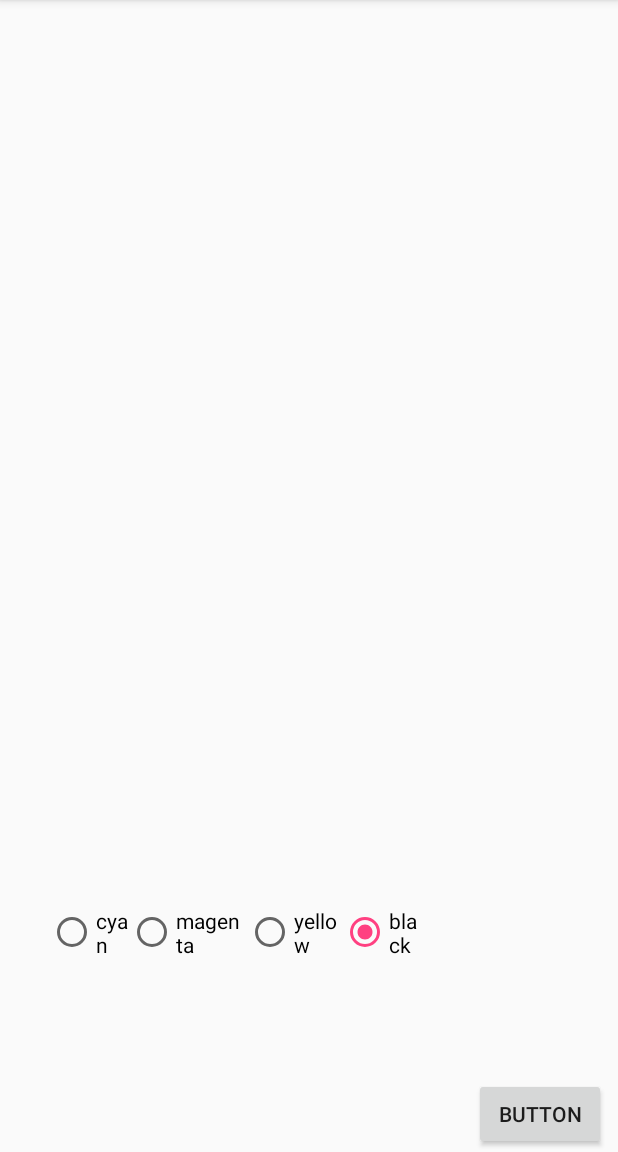
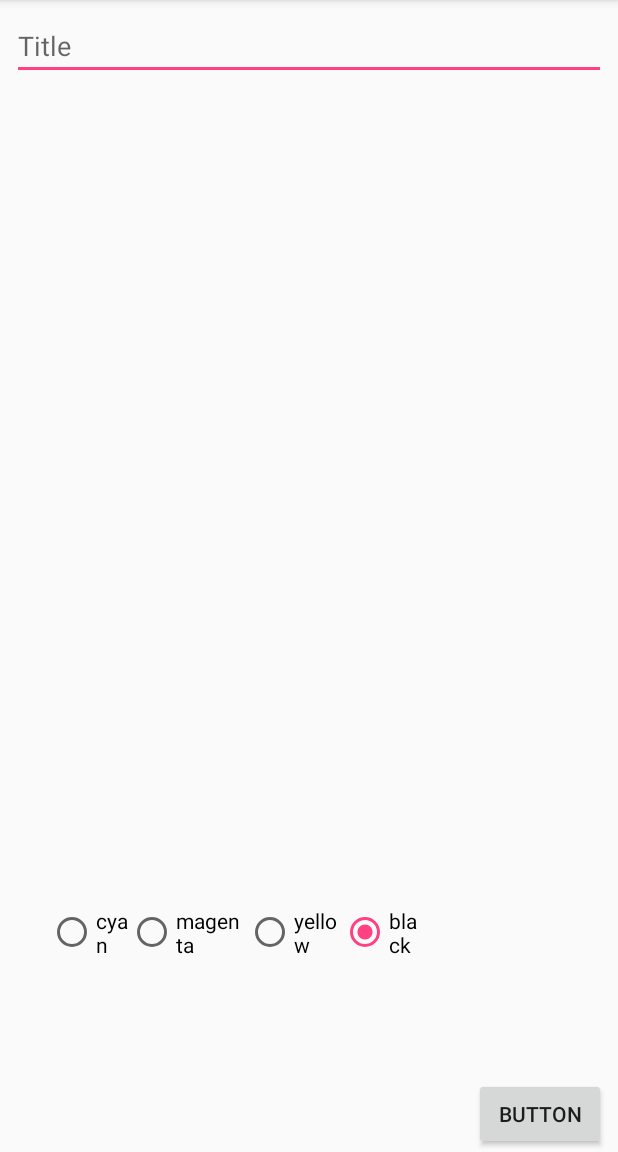
Before and after one commit to JisangYou/ADS_Android_MemoWithRecyclerViewAndORM, an Android app: the screen it shows after launch (DrawActivity), after a tap on "BUTTON", on a phone screen of 412 x 824 dp, the part 84-1236 px from its top. Run offline under Robolectric (Android 15) with nearby library versions, the phone set to English and light mode, and no system bars; libraries missing offline, so code that uses them is left out: com.j256.ormlite; 3 statements that could not run were skipped.

Commit message:
second commit

```diff
--- a/src/main/java/orgs/androidtown/androidmemoorm/CustomAdapter.java
+++ b/src/main/java/orgs/androidtown/androidmemoorm/CustomAdapter.java
@@ -1,5 +1,6 @@
 package orgs.androidtown.androidmemoorm;
 
+import android.content.Intent;
 import android.support.v7.widget.RecyclerView;
 import android.view.LayoutInflater;
 import android.view.View;
@@ -18,10 +19,9 @@ public class CustomAdapter extends RecyclerView.Adapter<CustomAdapter.Holder>{
     // 1. 데이터 저장소
     private List<PicNote> data;
 
-    public void setData(List<PicNote> data){ //만약에 setData메소드가 호출되고,List<PicNote> data로 들어온 것을
-        this.data = data;// 여기 데이터를 사용해라~라는 의미
+    public void setData(List<PicNote> data){
+        this.data = data;
     }
-
     // 2. 개수
     @Override
     public int getItemCount() { // 목록의 전체 길이를 결정
@@ -42,23 +42,36 @@ public class CustomAdapter extends RecyclerView.Adapter<CustomAdapter.Holder>{
     @Override
     public void onBindViewHolder(Holder holder, int position) {
         // 1. 데이터저장소에 객체단위로 꺼내둔다
-        PicNote picNote = data.get(position); // 포지션으로 꺼냄
+        PicNote picNote = data.get(position);
         // 2. 홀더에 있는 위젯에 값을 입력한다.
         holder.setTitle(picNote.getTitle());
+        holder.setFilename(picNote.getBitmap());
     }
-
-
-
 
     // 0. 홀더 만들기
     public class Holder extends RecyclerView.ViewHolder{
+        private String filename;
         private TextView textTitle;
+
         public Holder(View itemView) {
             super(itemView);
             textTitle = itemView.findViewById(R.id.textTitle);
+            itemView.setOnClickListener(new View.OnClickListener() {
+                @Override
+                public void onClick(View view) {
+                    Intent intent = new Intent(view.getContext(), DetailActivity.class);
+                    intent.putExtra("title", textTitle.getText());
+                    intent.putExtra("filename", filename);
+
+                    view.getContext().startActivity(intent);
+                }
+            });
         }
         public void setTitle(String title){
             textTitle.setText(title);
         }
+        public void setFilename(String filename){
+            this.filename = filename;
+        }
     }
 }
--- a/src/main/java/orgs/androidtown/androidmemoorm/DrawView.java
+++ b/src/main/java/orgs/androidtown/androidmemoorm/DrawView.java
@@ -56,24 +56,7 @@ public class DrawView extends View {
 
     //화면을 그려주는 onDraw 오버라이드
 
-    @Override
-    protected void onDraw(Canvas canvas) {
-        super.onDraw(canvas);
 
-//        // 1. 화면에 터치가 되면.
-//        // 2.연속해서 그림을 그려준다.
-//        //2.1. 터치된 좌표에 작은 동그라미를 그려준다.
-//        if (xs.size()>0 ) {
-//
-//            for (int i = 0; i < xs.size(); i++) {
-//                canvas.drawCircle(xs.get(i), ys.get(i), r, paint);
-//            }
-//        }
-        for (PathTool tool : paths) {
-            paint.setColor(tool.getColor());
-            canvas.drawPath(tool, paint);
-        }
-    }
 
     @Override
     public boolean onTouchEvent(MotionEvent event) {
@@ -106,6 +89,24 @@ public class DrawView extends View {
         // 즉, 드래그를 하면, ontouchEvent가 재 호출되지 않는다.
         return true;
     }
+    @Override
+    protected void onDraw(Canvas canvas) {
+        super.onDraw(canvas);
+
+//        // 1. 화면에 터치가 되면.
+//        // 2.연속해서 그림을 그려준다.
+//        //2.1. 터치된 좌표에 작은 동그라미를 그려준다.
+//        if (xs.size()>0 ) {
+//
+//            for (int i = 0; i < xs.size(); i++) {
+//                canvas.drawCircle(xs.get(i), ys.get(i), r, paint);
+//            }
+//        }
+        for (PathTool tool : paths) {
+            paint.setColor(tool.getColor());
+            canvas.drawPath(tool, paint);
+        }
+    }
 
 
 }
--- a/src/main/java/orgs/androidtown/androidmemoorm/MainActivity.java
+++ b/src/main/java/orgs/androidtown/androidmemoorm/MainActivity.java
@@ -1,18 +1,20 @@
 package orgs.androidtown.androidmemoorm;
 
+import android.Manifest;
 import android.content.Intent;
 import android.os.Bundle;
+import android.support.annotation.NonNull;
 import android.support.v7.app.AppCompatActivity;
 import android.support.v7.widget.LinearLayoutManager;
 import android.support.v7.widget.RecyclerView;
 import android.view.View;
+import android.widget.Toast;
 
 import java.util.List;
 
 import orgs.androidtown.androidmemoorm.dao.PicNoteDAO;
 import orgs.androidtown.androidmemoorm.model.PicNote;
-
-public class MainActivity extends AppCompatActivity {
+import orgs.androidtown.androidmemoorm.util.PermissionUtil;
 
 /**
  * RecyclerView 를 사용한 목록 만들기
@@ -30,13 +32,52 @@ public class MainActivity extends AppCompatActivity {
  * 5. RecyclerView 에 레이아웃매니저를 성정
  *
  */
+public class MainActivity extends AppCompatActivity {
+    CustomAdapter adapter;
 
+    // 0. 권한 요청코드
+    private static final int REQ_CODE = 999;
+    // 1. 권한 정의
+    private String permissions[] = {
+            Manifest.permission.READ_EXTERNAL_STORAGE,
+            Manifest.permission.WRITE_EXTERNAL_STORAGE
+    };
 
+    @Override
+    protected void onResume() {
+        super.onResume();
+        Toast.makeText(this, "onResume", Toast.LENGTH_SHORT).show();
+        if(adapter != null){
+            PicNoteDAO dao = new PicNoteDAO(this);
+            List<PicNote> data = dao.readAll();
+            //* 3. 재정의한 아답터를 생성하면서 데이터를 담는다
+            adapter.setData(data);
+            adapter.notifyDataSetChanged();
+            Toast.makeText(this, "notifyDataSetChanged", Toast.LENGTH_SHORT).show();
+
+        }
+    }
+
+    PermissionUtil pUtil;
     @Override
     protected void onCreate(Bundle savedInstanceState) {
         super.onCreate(savedInstanceState);
         setContentView(R.layout.activity_main);
+        pUtil = new PermissionUtil(REQ_CODE, permissions);
+        if(pUtil.checkPermission(this)){
             init();
+        }
+    }
+
+    @Override
+    public void onRequestPermissionsResult(int requestCode, @NonNull String[] permissions, @NonNull int[] grantResults) {
+        super.onRequestPermissionsResult(requestCode, permissions, grantResults);
+        if(pUtil.afterPermissionResult(requestCode, grantResults)){
+            init();
+        }else{
+            Toast.makeText(this, "승인 하셔야지만 앱을 실행할 수 있습니다.", Toast.LENGTH_SHORT).show();
+            finish();
+        }
     }
 
     /**
@@ -49,17 +90,25 @@ public class MainActivity extends AppCompatActivity {
     }
 
     private void init(){
-        PicNoteDAO dao = new PicNoteDAO(this); // this? 의미는? 여기 액티비티의 콘텍스틑 사용한다는 것인가?
-
-        List<PicNote> data = dao.readAll();  // dao클래스의 readAll()메소드를 PicNote타입의 List에 data변수에 답는다.
+        PicNoteDAO dao = new PicNoteDAO(this);
+        //* 1. 데이터를 정의
+        // DB에 테스트 데이터 넣기
+//        for(int i=0; i<1000 ; i++){
+//            PicNote picNote = new PicNote();
+//            picNote.setTitle("안녕하세요 "+i);
+//            picNote.setDatetime(System.currentTimeMillis());
+//            // db 에다가 넣은후
+//            dao.create(picNote);
+//        }
+        // db에서 읽어온다.
+        List<PicNote> data = dao.readAll();
 
         //* 3. 재정의한 아답터를 생성하면서 데이터를 담는다
-        CustomAdapter adapter = new CustomAdapter(); // 아답터 생성
-        adapter.setData(data); // 아답터에 데이터를 뿌려준다.
+         adapter = new CustomAdapter();
+        adapter.setData(data);
         //* 4. 아답터와 RecyclerView 컨테이너를 연결
         RecyclerView recyclerView = (RecyclerView) findViewById(R.id.recylerView);
-        recyclerView.setAdapter(adapter); // 아답터 장착
-
+        recyclerView.setAdapter(adapter);
         //* 5. RecyclerView 에 레이아웃매니저를 설정
         recyclerView.setLayoutManager(new LinearLayoutManager(this));
 
--- a/src/main/java/orgs/androidtown/androidmemoorm/dao/PicNoteDAO.java
+++ b/src/main/java/orgs/androidtown/androidmemoorm/dao/PicNoteDAO.java
@@ -15,14 +15,14 @@ import orgs.androidtown.androidmemoorm.model.PicNote;
  * Created by Jisang on 2017-09-22.
  */
 
-public class PicNoteDAO {
+public class PicNoteDAO { // 이 클래스의 목적은 데이터베이스를 설계!
     DBHelper helper;
     Dao<PicNote, Long> dao = null;
 
     public PicNoteDAO(Context context){ // 이 클래스가 실행이 되면,
         helper = new DBHelper(context); // 헬퍼객체가 생성됨.
         try {
-            dao = helper.getDao(PicNote.class);  //PicNote클래스객체를 헬퍼가 불러와 dao에 담는다.
+            dao = helper.getDao(PicNote.class);  //dao가 PicNote.class를 분석하는 역할
         } catch (SQLException e) {
             e.printStackTrace();
         }
--- a/src/main/java/orgs/androidtown/androidmemoorm/model/PicNote.java
+++ b/src/main/java/orgs/androidtown/androidmemoorm/model/PicNote.java
@@ -8,7 +8,7 @@ import com.j256.ormlite.table.DatabaseTable;
  */
 
 @DatabaseTable(tableName = "picnote") //대소문자 지정
-public class PicNote {
+public class PicNote { // 이 클래스의 목적은 데이터를 데이터 베이스와 연결하는 목적!?!
     // 식별자
     @DatabaseField(generatedId = true)
     private long id;
--- /dev/null
+++ b/src/main/java/orgs/androidtown/androidmemoorm/util/PermissionUtil.java
@@ -0,0 +1,72 @@
+package orgs.androidtown.androidmemoorm.util;
+
+/**
+ * Created by Jisang on 2017-09-25.
+ */
+
+import android.annotation.TargetApi;
+import android.app.Activity;
+import android.content.pm.PackageManager;
+import android.os.Build;
+
+import java.util.ArrayList;
+import java.util.List;
+
+/**
+ * Created by pc on 9/25/2017.
+ */
+
+public class PermissionUtil {
+
+    private int req_code;
+    private String permissions[];
+
+    public PermissionUtil(int req_code, String permissions[]){
+        this.req_code = req_code;
+        this.permissions = permissions;
+    }
+
+    public boolean checkPermission(Activity activity){
+        // 2. 버전 체크 후 권한 요청
+        if(Build.VERSION.SDK_INT >= Build.VERSION_CODES.M){
+            return requestPermission(activity);
+        }else{
+            return true;
+        }
+    }
+
+    @TargetApi(Build.VERSION_CODES.M)
+    private boolean requestPermission(Activity activity){
+        // 3. 권한에 대한 승인 여부
+        List<String> requires = new ArrayList<>();
+        for(String permission : permissions){
+            if(activity.checkSelfPermission(permission) != PackageManager.PERMISSION_GRANTED){
+                requires.add(permission);
+            }
+        }
+        // 4.승인이 안된 권한이 있을 경우만 승인 요청
+        if(requires.size() > 0){
+            String perms[] = requires.toArray(new String[requires.size()]);
+            activity.requestPermissions(perms, req_code);
+            return false;
+        }else {
+            return true;
+        }
+    }
+
+    public boolean afterPermissionResult(int requestCode, int grantResults[]){
+        if(requestCode == req_code){
+            boolean granted = true;
+            for(int grant : grantResults){
+                if(grant != PackageManager.PERMISSION_GRANTED){
+                    granted = false;
+                    break;
+                }
+            }
+            if(granted){
+                return true;
+            }
+        }
+        return false;
+    }
+}
--- a/src/main/res/layout/activity_draw.xml
+++ b/src/main/res/layout/activity_draw.xml
@@ -5,6 +5,20 @@
     android:layout_width="match_parent"
     android:layout_height="match_parent"
     tools:context="orgs.androidtown.androidmemoorm.DrawActivity">
+
+    <EditText
+        android:id="@+id/editTitle"
+        android:layout_width="0dp"
+        android:layout_height="wrap_content"
+        android:layout_marginLeft="8dp"
+        android:layout_marginRight="8dp"
+        android:layout_marginTop="8dp"
+        android:ems="10"
+        android:hint="Title"
+        android:inputType="textPersonName"
+        app:layout_constraintLeft_toLeftOf="parent"
+        app:layout_constraintRight_toRightOf="parent"
+        app:layout_constraintTop_toTopOf="parent" />
 
     <FrameLayout
         android:id="@+id/stage"
@@ -18,7 +32,9 @@
         app:layout_constraintLeft_toLeftOf="parent"
         app:layout_constraintRight_toRightOf="parent"
         app:layout_constraintTop_toTopOf="parent"
-        app:layout_constraintVertical_bias="0.083">
+        app:layout_constraintVertical_bias="0.083"
+        android:layout_marginStart="8dp"
+        android:layout_marginEnd="8dp">
 
     </FrameLayout>
 
@@ -34,7 +50,9 @@
         app:layout_constraintRight_toRightOf="parent"
         app:layout_constraintBottom_toBottomOf="parent"
         app:layout_constraintHorizontal_bias="1.0"
-        android:layout_marginBottom="1dp" />
+        android:layout_marginBottom="1dp"
+        android:layout_marginStart="8dp"
+        android:layout_marginEnd="8dp" />
 
     <RadioGroup
         android:id="@+id/radioColor"
@@ -49,7 +67,9 @@
         android:layout_marginTop="8dp"
         app:layout_constraintTop_toBottomOf="@+id/stage"
         android:layout_marginLeft="8dp"
-        app:layout_constraintLeft_toLeftOf="parent">
+        app:layout_constraintLeft_toLeftOf="parent"
+        android:layout_marginStart="8dp"
+        android:layout_marginEnd="8dp">
 
         <RadioButton
             android:id="@+id/radioButton_cyan"
```
Also changed, not shown: build.gradle (+3 -5 lines), src/main/AndroidManifest.xml (+7 -1 lines), src/main/java/orgs/androidtown/androidmemoorm/DetailActivity.java (added, +61 -0 lines), src/main/java/orgs/androidtown/androidmemoorm/DrawActivity.java (+25 -8 lines), src/main/java/orgs/androidtown/androidmemoorm/util/FileUtil.java (+47 -12 lines), src/main/res/layout/activity_detail.xml (added, +35 -0 lines). Lines whose indentation alone changed are shown as unchanged.
